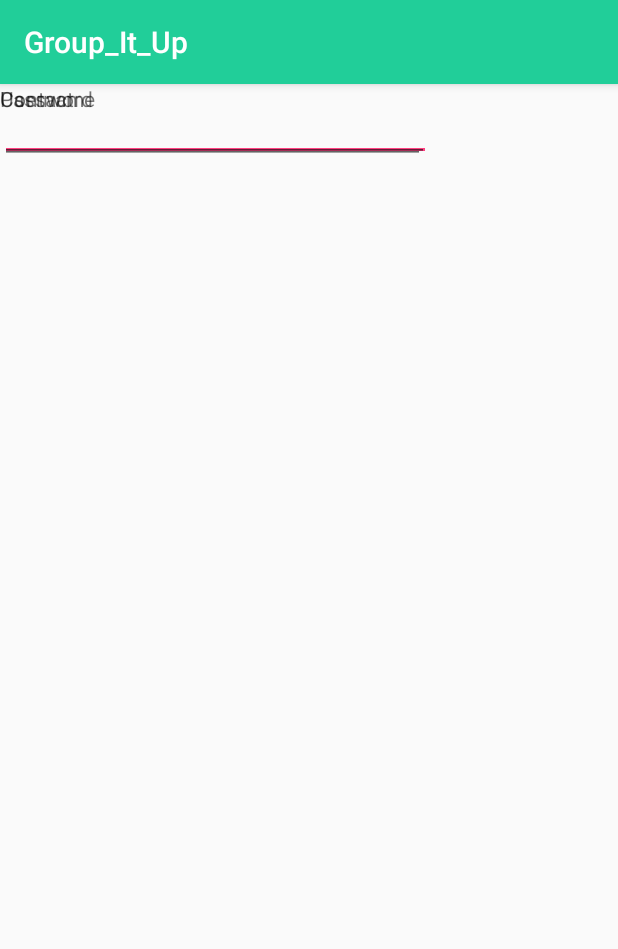
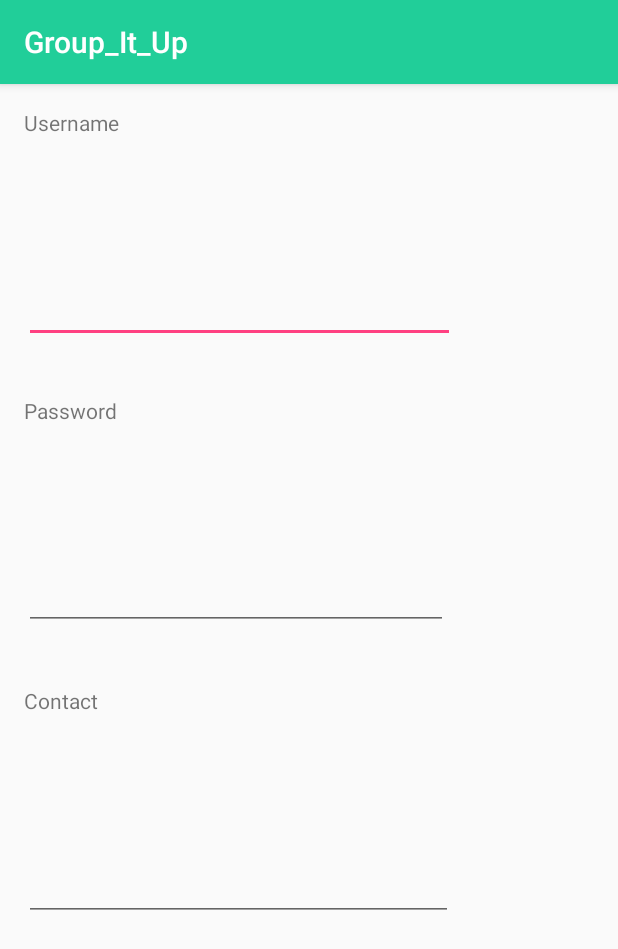
Before and after one commit to jchun1013/Group_It_Up, an Android app: the SignUp_Page screen opened directly, with no data from a screen before it, on a phone screen of 412 x 824 dp. Shown: the top 949 px of the screen. Run offline under Robolectric (Android 15) with nearby library versions, the phone set to English and light mode, and no system bars; our stand-ins replace Firebase (no records; nobody signed in at launch, a user with empty details on screens opened directly).

Commit message:
added constraints

```diff
--- a/app/src/main/res/layout/activity_registration__page.xml
+++ b/app/src/main/res/layout/activity_registration__page.xml
@@ -10,50 +10,67 @@
         android:id="@+id/textView"
         android:layout_width="wrap_content"
         android:layout_height="wrap_content"
+        android:layout_marginStart="16dp"
+        android:layout_marginTop="16dp"
         android:text="Username"
-        tools:layout_editor_absoluteX="16dp"
-        tools:layout_editor_absoluteY="16dp" />
+        app:layout_constraintBottom_toTopOf="@+id/userText"
+        app:layout_constraintStart_toStartOf="parent"
+        app:layout_constraintTop_toTopOf="parent" />
 
     <EditText
         android:id="@+id/userText"
         android:layout_width="287dp"
-        android:layout_height="51dp"
+        android:layout_height="0dp"
+        android:layout_marginBottom="35dp"
         android:ems="10"
         android:inputType="textPersonName"
-        tools:layout_editor_absoluteX="16dp"
-        tools:layout_editor_absoluteY="35dp" />
+        app:layout_constraintBottom_toTopOf="@+id/textView2"
+        app:layout_constraintStart_toStartOf="@+id/textView"
+        app:layout_constraintTop_toBottomOf="@+id/textView" />
 
     <TextView
         android:id="@+id/textView2"
         android:layout_width="wrap_content"
         android:layout_height="wrap_content"
+        android:layout_marginStart="16dp"
         android:text="Password"
-        tools:layout_editor_absoluteX="16dp"
-        tools:layout_editor_absoluteY="121dp" />
+        app:layout_constraintBottom_toTopOf="@+id/passText"
+        app:layout_constraintStart_toStartOf="parent"
+        app:layout_constraintTop_toBottomOf="@+id/userText" />
 
     <EditText
         android:id="@+id/passText"
-        android:layout_width="283dp"
-        android:layout_height="53dp"
+        android:layout_width="0dp"
+        android:layout_height="0dp"
+        android:layout_marginBottom="37dp"
+        android:layout_marginEnd="3dp"
         android:ems="10"
         android:inputType="textPassword"
-        tools:layout_editor_absoluteX="16dp"
-        tools:layout_editor_absoluteY="140dp" />
+        app:layout_constraintBottom_toTopOf="@+id/textView3"
+        app:layout_constraintEnd_toEndOf="@+id/phoneText"
+        app:layout_constraintStart_toStartOf="@+id/textView2"
+        app:layout_constraintTop_toBottomOf="@+id/textView2" />
 
     <TextView
         android:id="@+id/textView3"
         android:layout_width="wrap_content"
         android:layout_height="wrap_content"
+        android:layout_marginStart="16dp"
         android:text="Contact"
-        tools:layout_editor_absoluteX="16dp"
-        tools:layout_editor_absoluteY="230dp" />
+        app:layout_constraintBottom_toTopOf="@+id/phoneText"
+        app:layout_constraintStart_toStartOf="parent"
+        app:layout_constraintTop_toBottomOf="@+id/passText" />
 
     <EditText
         android:id="@+id/phoneText"
-        android:layout_width="286dp"
-        android:layout_height="52dp"
+        android:layout_width="0dp"
+        android:layout_height="0dp"
+        android:layout_marginBottom="210dp"
+        android:layout_marginEnd="1dp"
         android:ems="10"
         android:inputType="phone"
-        tools:layout_editor_absoluteX="16dp"
-        tools:layout_editor_absoluteY="249dp" />
+        app:layout_constraintBottom_toBottomOf="parent"
+        app:layout_constraintEnd_toEndOf="@+id/userText"
+        app:layout_constraintStart_toStartOf="@+id/textView3"
+        app:layout_constraintTop_toBottomOf="@+id/textView3" />
 </android.support.constraint.ConstraintLayout>
```
